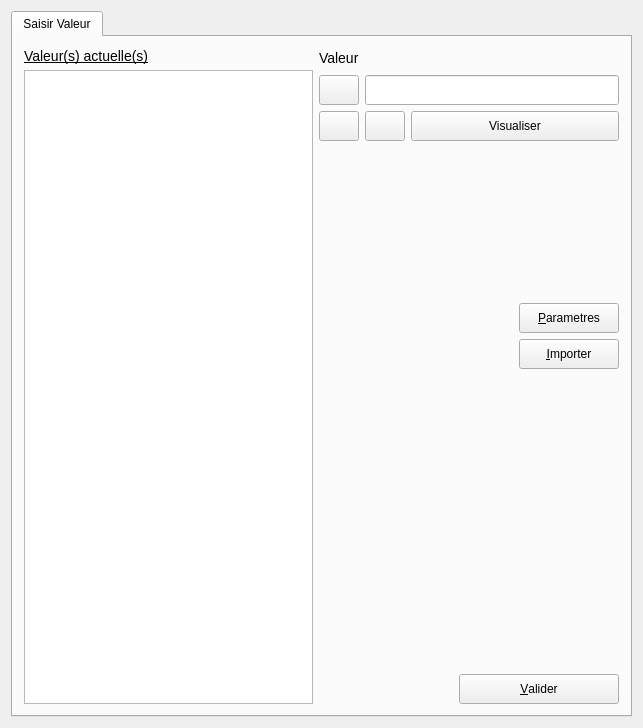
Above: UiQT4/desPlusieursBase.ui from SalomePlatform/eficas_tools before the change. Below: the same form after it.
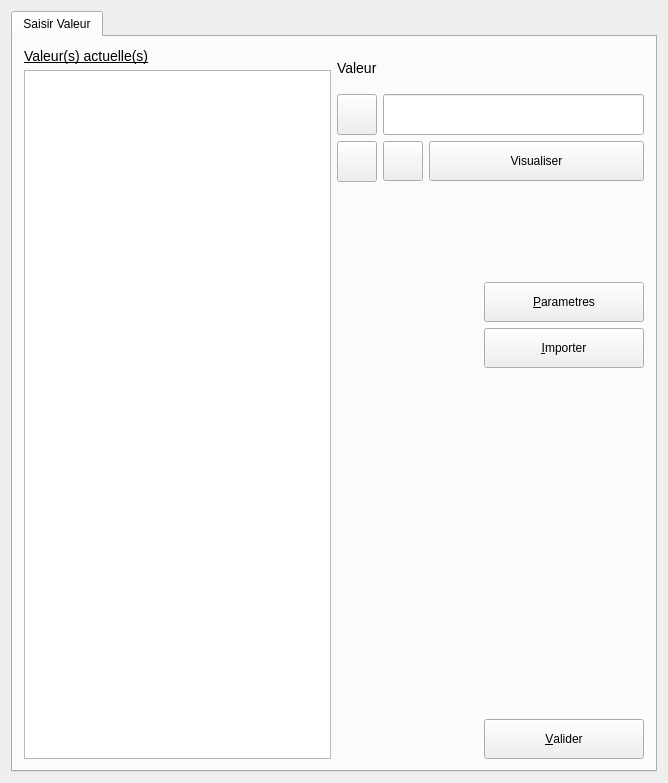
That is the form after the change. Icons and pictures are not drawn.

Patch:
```diff
--- a/UiQT4/desPlusieursBase.ui
+++ b/UiQT4/desPlusieursBase.ui
@@ -6,8 +6,8 @@
    <rect>
     <x>0</x>
     <y>0</y>
-    <width>643</width>
-    <height>728</height>
+    <width>668</width>
+    <height>783</height>
    </rect>
   </property>
   <property name="minimumSize">
@@ -19,17 +19,17 @@
   <property name="windowTitle">
    <string>DUnIn</string>
   </property>
-  <layout class="QGridLayout" name="gridLayout_4">
+  <layout class="QGridLayout" name="gridLayout_5">
    <item row="0" column="0">
     <widget class="QTabWidget" name="tabuniqueinto">
      <widget class="QWidget" name="Widget8">
       <attribute name="title">
        <string>Saisir Valeur</string>
       </attribute>
-      <layout class="QGridLayout" name="gridLayout_2">
-       <item row="0" column="0" rowspan="7">
-        <layout class="QVBoxLayout" name="verticalLayout_2">
-         <item>
+      <layout class="QGridLayout" name="gridLayout_6">
+       <item row="0" column="0">
+        <layout class="QGridLayout" name="gridLayout">
+         <item row="0" column="0">
           <widget class="QLabel" name="textLabel1">
            <property name="text">
             <string>&lt;u&gt;&lt;font size=&quot;+1&quot;&gt;Valeur(s) actuelle(s)&lt;/font&gt;&lt;/u&gt;</string>
@@ -39,12 +39,12 @@
            </property>
           </widget>
          </item>
-         <item>
+         <item row="1" column="0">
           <widget class="QListWidget" name="LBValeurs">
            <property name="minimumSize">
             <size>
-             <width>0</width>
-             <height>0</height>
+             <width>289</width>
+             <height>631</height>
             </size>
            </property>
           </widget>
@@ -52,21 +52,21 @@
         </layout>
        </item>
        <item row="0" column="1">
-        <layout class="QGridLayout" name="gridLayout">
+        <layout class="QGridLayout" name="gridLayout_4">
+         <item row="0" column="0">
+          <layout class="QGridLayout" name="gridLayout_3">
          <item row="0" column="0" colspan="3">
-          <layout class="QHBoxLayout" name="horizontalLayout">
-           <item>
             <widget class="QLabel" name="textLabel1_2">
              <property name="minimumSize">
               <size>
-               <width>61</width>
-               <height>21</height>
+               <width>200</width>
+               <height>40</height>
               </size>
              </property>
              <property name="maximumSize">
               <size>
-               <width>61</width>
-               <height>21</height>
+               <width>500</width>
+               <height>50</height>
               </size>
              </property>
              <property name="text">
@@ -77,24 +77,6 @@
              </property>
             </widget>
            </item>
-           <item>
-            <spacer name="spacer6">
-             <property name="orientation">
-              <enum>Qt::Horizontal</enum>
-             </property>
-             <property name="sizeType">
-              <enum>QSizePolicy::Expanding</enum>
-             </property>
-             <property name="sizeHint" stdset="0">
-              <size>
-               <width>168</width>
-               <height>18</height>
-              </size>
-             </property>
-            </spacer>
-           </item>
-          </layout>
-         </item>
          <item row="1" column="0">
           <widget class="QToolButton" name="BAjout1Val">
            <property name="sizePolicy">
@@ -106,7 +88,7 @@
            <property name="minimumSize">
             <size>
              <width>40</width>
-             <height>30</height>
+               <height>41</height>
             </size>
            </property>
            <property name="toolTip">
@@ -131,8 +113,8 @@
            </property>
            <property name="minimumSize">
             <size>
-             <width>220</width>
-             <height>30</height>
+               <width>252</width>
+               <height>40</height>
             </size>
            </property>
           </widget>
@@ -148,7 +130,7 @@
            <property name="minimumSize">
             <size>
              <width>40</width>
-             <height>30</height>
+               <height>41</height>
             </size>
            </property>
            <property name="toolTip">
@@ -174,7 +156,7 @@
            <property name="minimumSize">
             <size>
              <width>40</width>
-             <height>30</height>
+               <height>40</height>
             </size>
            </property>
            <property name="toolTip">
@@ -193,8 +175,8 @@
           <widget class="QPushButton" name="BView2D">
            <property name="minimumSize">
             <size>
-             <width>0</width>
-             <height>30</height>
+               <width>181</width>
+               <height>40</height>
             </size>
            </property>
            <property name="text">
@@ -204,51 +186,55 @@
          </item>
         </layout>
        </item>
-       <item row="1" column="1">
-        <spacer name="verticalSpacer">
+         <item row="1" column="0">
+          <spacer name="spacer3_3">
          <property name="orientation">
           <enum>Qt::Vertical</enum>
          </property>
+           <property name="sizeType">
+            <enum>QSizePolicy::Expanding</enum>
+           </property>
          <property name="sizeHint" stdset="0">
           <size>
-           <width>20</width>
-           <height>158</height>
+             <width>265</width>
+             <height>48</height>
           </size>
          </property>
         </spacer>
        </item>
-       <item row="2" column="1">
-        <layout class="QHBoxLayout" name="horizontalLayout_2">
-         <item>
-          <spacer name="spacer5">
+         <item row="2" column="0">
+          <layout class="QGridLayout" name="gridLayout_2">
+           <item row="0" column="0" rowspan="2">
+            <spacer name="horizontalSpacer">
+             <property name="minimumSize">
+              <size>
+               <width>43</width>
+               <height>23</height>
+              </size>
+             </property>
            <property name="orientation">
             <enum>Qt::Horizontal</enum>
            </property>
-           <property name="sizeType">
-            <enum>QSizePolicy::Expanding</enum>
-           </property>
            <property name="sizeHint" stdset="0">
             <size>
-             <width>150</width>
+               <width>98</width>
              <height>20</height>
             </size>
            </property>
           </spacer>
          </item>
-         <item>
-          <layout class="QVBoxLayout" name="verticalLayout">
-           <item>
+           <item row="0" column="1">
             <widget class="QPushButton" name="bParam">
              <property name="minimumSize">
               <size>
-               <width>100</width>
-               <height>30</height>
+               <width>160</width>
+               <height>40</height>
               </size>
              </property>
              <property name="maximumSize">
               <size>
-               <width>100</width>
-               <height>30</height>
+               <width>300</width>
+               <height>50</height>
               </size>
              </property>
              <property name="toolTip">
@@ -265,18 +251,18 @@
              </property>
             </widget>
            </item>
-           <item>
+           <item row="1" column="1">
             <widget class="QPushButton" name="bImport">
              <property name="minimumSize">
               <size>
-               <width>100</width>
-               <height>30</height>
+               <width>160</width>
+               <height>40</height>
               </size>
              </property>
              <property name="maximumSize">
               <size>
-               <width>100</width>
-               <height>30</height>
+               <width>300</width>
+               <height>50</height>
               </size>
              </property>
              <property name="toolTip">
@@ -295,9 +281,23 @@
            </item>
           </layout>
          </item>
-        </layout>
-       </item>
-       <item row="4" column="1">
+         <item row="3" column="0">
+          <spacer name="spacer3_4">
+           <property name="orientation">
+            <enum>Qt::Vertical</enum>
+           </property>
+           <property name="sizeType">
+            <enum>QSizePolicy::Expanding</enum>
+           </property>
+           <property name="sizeHint" stdset="0">
+            <size>
+             <width>265</width>
+             <height>28</height>
+            </size>
+           </property>
+          </spacer>
+         </item>
+         <item row="4" column="0">
         <widget class="QLabel" name="Commentaire">
          <property name="minimumSize">
           <size>
@@ -310,8 +310,24 @@
          </property>
         </widget>
        </item>
-       <item row="6" column="1">
-        <layout class="QHBoxLayout" name="horizontalLayout_3">
+         <item row="5" column="0">
+          <spacer name="spacer3_5">
+           <property name="orientation">
+            <enum>Qt::Vertical</enum>
+           </property>
+           <property name="sizeType">
+            <enum>QSizePolicy::Expanding</enum>
+           </property>
+           <property name="sizeHint" stdset="0">
+            <size>
+             <width>265</width>
+             <height>28</height>
+            </size>
+           </property>
+          </spacer>
+         </item>
+         <item row="6" column="0">
+          <layout class="QHBoxLayout" name="horizontalLayout">
          <item>
           <spacer name="horizontalSpacer_2">
            <property name="orientation">
@@ -330,13 +346,13 @@
            <property name="minimumSize">
             <size>
              <width>160</width>
-             <height>30</height>
+               <height>40</height>
             </size>
            </property>
            <property name="maximumSize">
             <size>
              <width>160</width>
-             <height>30</height>
+               <height>555</height>
             </size>
            </property>
            <property name="toolTip">
@@ -358,37 +374,7 @@
          </item>
         </layout>
        </item>
-       <item row="5" column="1">
-        <spacer name="spacer3_2">
-         <property name="orientation">
-          <enum>Qt::Vertical</enum>
-         </property>
-         <property name="sizeType">
-          <enum>QSizePolicy::Expanding</enum>
-         </property>
-         <property name="sizeHint" stdset="0">
-          <size>
-           <width>265</width>
-           <height>48</height>
-          </size>
-         </property>
-        </spacer>
-       </item>
-       <item row="3" column="1">
-        <spacer name="spacer3_3">
-         <property name="orientation">
-          <enum>Qt::Vertical</enum>
-         </property>
-         <property name="sizeType">
-          <enum>QSizePolicy::Expanding</enum>
-         </property>
-         <property name="sizeHint" stdset="0">
-          <size>
-           <width>289</width>
-           <height>100</height>
-          </size>
-         </property>
-        </spacer>
+        </layout>
        </item>
       </layout>
      </widget>
```
Left out of the diff: 1 changed line with no effect on the pictures. Lines whose indentation alone changed are shown as unchanged.
